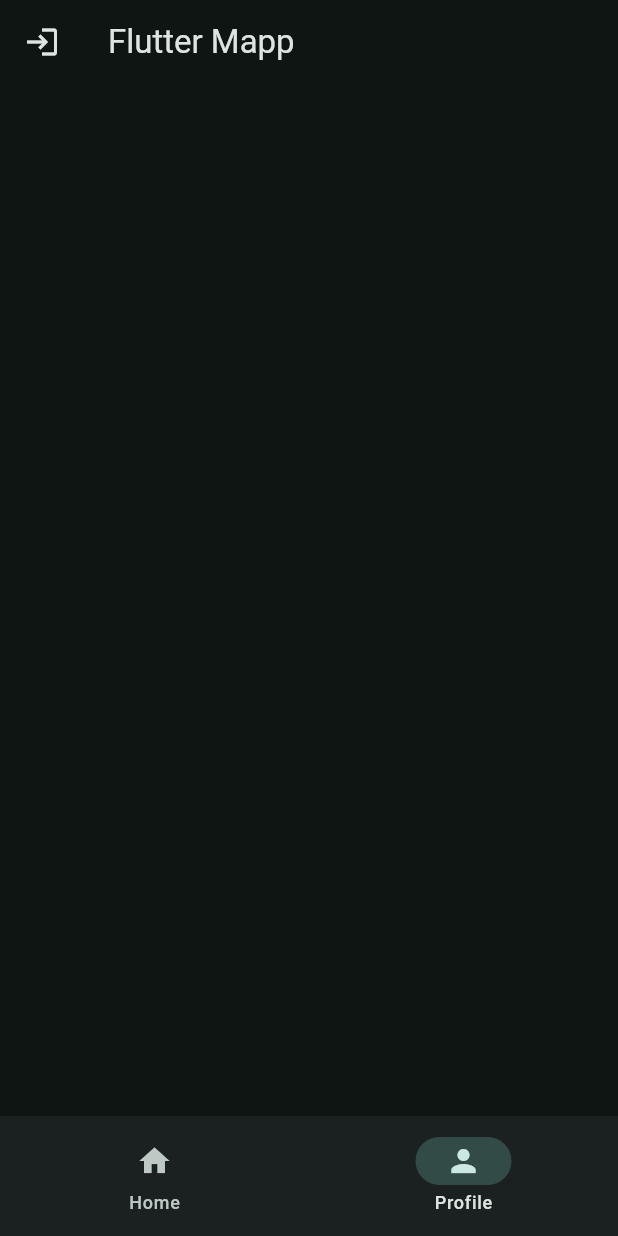
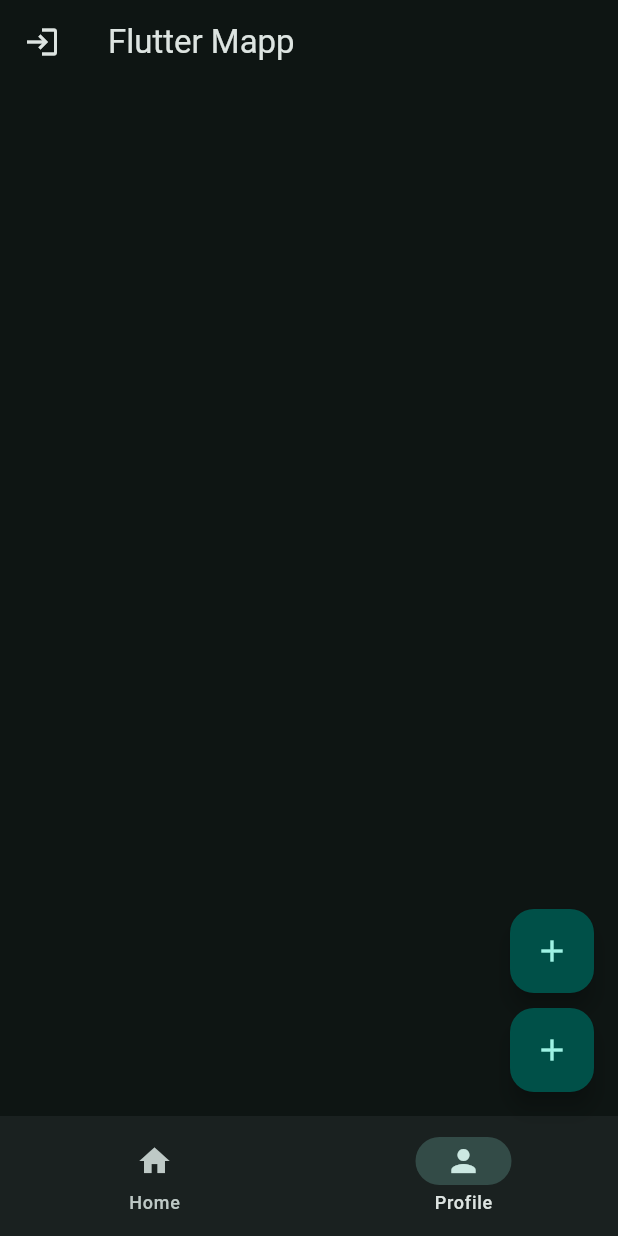
Before and after one commit to sanke46/fitness_crm, a Flutter app: the screen it shows after launch, on a phone screen of 412 x 824 dp. Run offline on Flutter 3.47's test engine with Material 3 defaults, Android fonts, the phone set to English and light mode, and no system bars.

Commit message:
check floatingActionButton

```diff
--- a/lib/main.dart
+++ b/lib/main.dart
@@ -27,6 +27,14 @@ class MyApp extends StatelessWidget {
           centerTitle: false,
           leading: Icon(Icons.login),
         ),
+        floatingActionButton: Column(
+          mainAxisSize: MainAxisSize.min,
+          children: [
+            FloatingActionButton(onPressed: () {}, child: Icon(Icons.add)),
+            SizedBox(height: 10.0),
+            FloatingActionButton(onPressed: () {}, child: Icon(Icons.add)),
+          ],
+        ),
         bottomNavigationBar: NavigationBar(
           destinations: [
             NavigationDestination(icon: Icon(Icons.home), label: "Home"),
```
